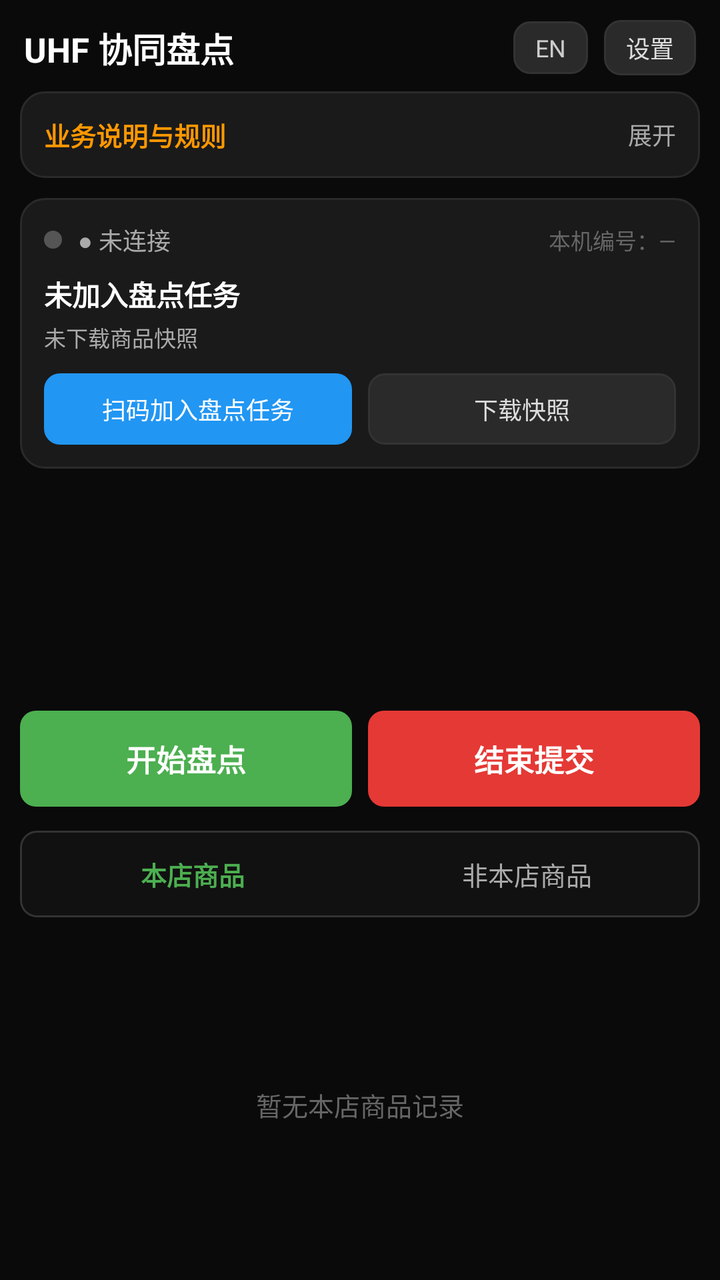
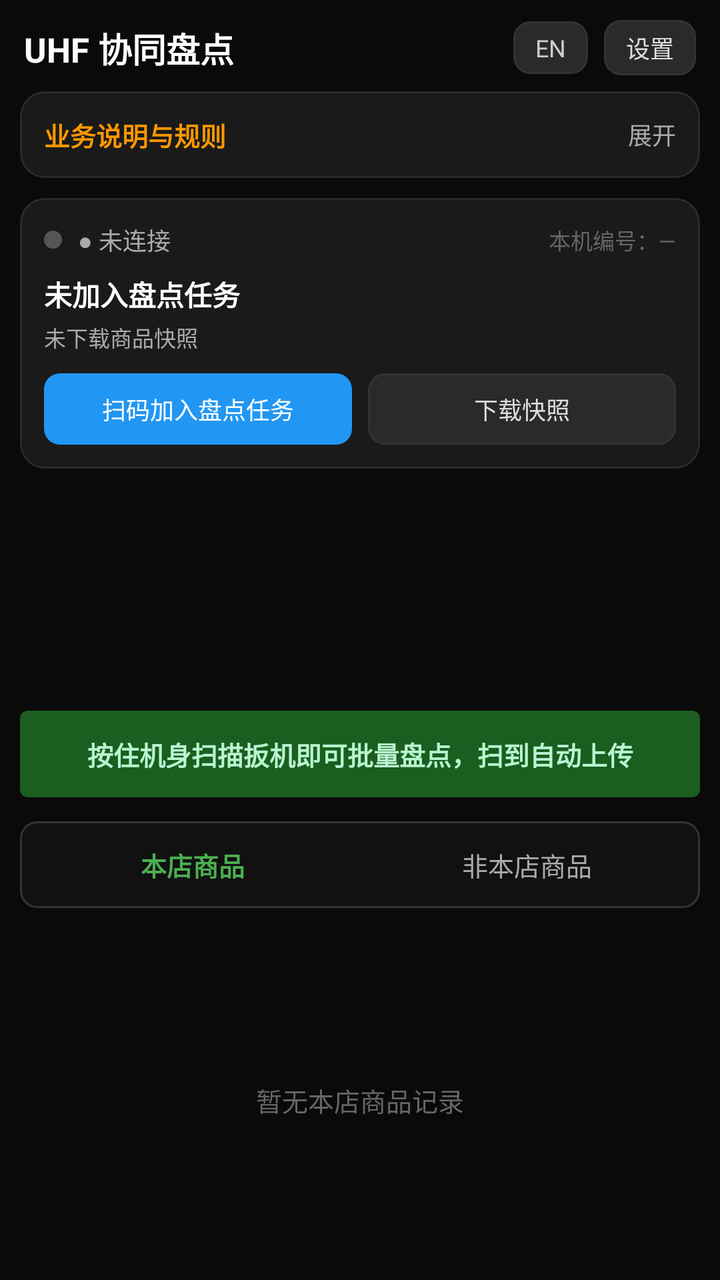

The first picture is an Android layout as it rendered before a commit; the second is the same layout after the commit. The layout source and the unified diff follow.
<!-- AndroidManifest.xml: application theme Theme.Rfid -->
<!-- res/layout/activity_main.xml -->
<?xml version="1.0" encoding="utf-8"?>
<LinearLayout xmlns:android="http://schemas.android.com/apk/res/android"
    android:layout_width="match_parent"
    android:layout_height="match_parent"
    android:orientation="vertical"
    android:background="@color/bg"
    android:fitsSystemWindows="true">

    
    <LinearLayout
        android:layout_width="match_parent"
        android:layout_height="wrap_content"
        android:orientation="horizontal"
        android:gravity="center_vertical"
        android:paddingHorizontal="12dp"
        android:paddingTop="10dp"
        android:paddingBottom="8dp">

        <TextView
            android:id="@+id/tvTitle"
            android:layout_width="0dp"
            android:layout_height="wrap_content"
            android:layout_weight="1"
            android:text="@string/app_title"
            android:textColor="@color/text_primary"
            android:textSize="17sp"
            android:textStyle="bold" />

        <TextView
            android:id="@+id/btnLang"
            android:layout_width="wrap_content"
            android:layout_height="wrap_content"
            android:background="@drawable/bg_btn_dark"
            android:paddingHorizontal="11dp"
            android:paddingVertical="5dp"
            android:text="@string/lang_switch"
            android:textColor="#CCCCCC"
            android:textSize="12sp" />

        <TextView
            android:id="@+id/btnSettings"
            android:layout_width="wrap_content"
            android:layout_height="wrap_content"
            android:layout_marginStart="8dp"
            android:background="@drawable/bg_btn_dark"
            android:paddingHorizontal="11dp"
            android:paddingVertical="5dp"
            android:text="@string/btn_settings"
            android:textColor="#DDDDDD"
            android:textSize="12sp" />
    </LinearLayout>

    <LinearLayout
        android:layout_width="match_parent"
        android:layout_height="wrap_content"
        android:orientation="vertical">

        <LinearLayout
            android:layout_width="match_parent"
            android:layout_height="wrap_content"
            android:orientation="vertical"
            android:paddingHorizontal="10dp">

            
            <LinearLayout
                android:id="@+id/rulesCard"
                android:layout_width="match_parent"
                android:layout_height="wrap_content"
                android:orientation="vertical"
                android:background="@drawable/bg_card"
                android:padding="12dp">

                <LinearLayout
                    android:id="@+id/rulesHead"
                    android:layout_width="match_parent"
                    android:layout_height="wrap_content"
                    android:orientation="horizontal"
                    android:gravity="center_vertical">

                    <TextView
                        android:layout_width="0dp"
                        android:layout_height="wrap_content"
                        android:layout_weight="1"
                        android:text="@string/rules_title"
                        android:textColor="@color/orange"
                        android:textSize="13sp"
                        android:textStyle="bold" />

                    <TextView
                        android:id="@+id/tvRulesToggle"
                        android:layout_width="wrap_content"
                        android:layout_height="wrap_content"
                        android:text="@string/rules_expand"
                        android:textColor="@color/text_secondary"
                        android:textSize="12sp" />
                </LinearLayout>

                <TextView
                    android:id="@+id/tvRulesBody"
                    android:layout_width="match_parent"
                    android:layout_height="wrap_content"
                    android:layout_marginTop="8dp"
                    android:lineSpacingMultiplier="1.35"
                    android:text="@string/rules_body"
                    android:textColor="#B0B0B0"
                    android:textSize="11sp"
                    android:visibility="gone" />
            </LinearLayout>

            
            <LinearLayout
                android:layout_width="match_parent"
                android:layout_height="wrap_content"
                android:orientation="vertical"
                android:background="@drawable/bg_card"
                android:layout_marginTop="10dp"
                android:padding="12dp">

                <LinearLayout
                    android:layout_width="match_parent"
                    android:layout_height="wrap_content"
                    android:orientation="horizontal"
                    android:gravity="center_vertical">

                    <View
                        android:id="@+id/dotNet"
                        android:layout_width="9dp"
                        android:layout_height="9dp"
                        android:background="@drawable/dot_gray" />

                    <TextView
                        android:id="@+id/tvNet"
                        android:layout_width="0dp"
                        android:layout_height="wrap_content"
                        android:layout_weight="1"
                        android:layout_marginStart="8dp"
                        android:text="@string/net_offline"
                        android:textColor="@color/text_secondary"
                        android:textSize="12sp" />

                    <TextView
                        android:id="@+id/tvDeviceNo"
                        android:layout_width="wrap_content"
                        android:layout_height="wrap_content"
                        android:text="@string/device_none"
                        android:textColor="@color/text_hint"
                        android:textSize="11sp" />
                </LinearLayout>

                <TextView
                    android:id="@+id/tvTask"
                    android:layout_width="wrap_content"
                    android:layout_height="wrap_content"
                    android:layout_marginTop="8dp"
                    android:text="@string/task_none"
                    android:textColor="@color/text_primary"
                    android:textSize="14sp"
                    android:textStyle="bold" />

                <TextView
                    android:id="@+id/tvSnapshot"
                    android:layout_width="wrap_content"
                    android:layout_height="wrap_content"
                    android:layout_marginTop="3dp"
                    android:text="@string/snapshot_none"
                    android:textColor="@color/text_secondary"
                    android:textSize="11sp" />

                <LinearLayout
                    android:layout_width="match_parent"
                    android:layout_height="wrap_content"
                    android:orientation="horizontal"
                    android:layout_marginTop="10dp">

                    <TextView
                        android:id="@+id/btnJoin"
                        android:layout_width="0dp"
                        android:layout_height="wrap_content"
                        android:layout_weight="1"
                        android:background="@drawable/bg_btn_blue"
                        android:gravity="center"
                        android:paddingVertical="9dp"
                        android:text="@string/btn_scan_join"
                        android:textColor="#FFFFFF"
                        android:textSize="12sp" />

                    <TextView
                        android:id="@+id/btnDownload"
                        android:layout_width="0dp"
                        android:layout_height="wrap_content"
                        android:layout_weight="1"
                        android:layout_marginStart="8dp"
                        android:background="@drawable/bg_btn_dark"
                        android:gravity="center"
                        android:paddingVertical="9dp"
                        android:text="@string/btn_download"
                        android:textColor="#DDDDDD"
                        android:textSize="12sp" />
                </LinearLayout>
            </LinearLayout>

            
            <TextView
                android:id="@+id/tvHvAlert"
                android:layout_width="match_parent"
                android:layout_height="wrap_content"
                android:layout_marginTop="10dp"
                android:background="@drawable/badge_orange"
                android:gravity="center"
                android:paddingVertical="9dp"
                android:textColor="#FFE0B2"
                android:textSize="12sp"
                android:textStyle="bold"
                android:visibility="gone" />

            
            <LinearLayout
                android:layout_width="match_parent"
                android:layout_height="wrap_content"
                android:orientation="horizontal"
                android:layout_marginTop="10dp"
                android:weightSum="4">

                <LinearLayout style="@style/HomeStat">
                    <TextView android:id="@+id/statSelf" style="@style/HomeStatNum" android:textColor="@color/green" />
                    <TextView style="@style/HomeStatLabel" android:text="@string/stat_self" />
                </LinearLayout>
                <LinearLayout style="@style/HomeStat">
                    <TextView android:id="@+id/statAbnormal" style="@style/HomeStatNum" android:textColor="@color/red" />
                    <TextView style="@style/HomeStatLabel" android:text="@string/stat_abnormal" />
                </LinearLayout>
                <LinearLayout style="@style/HomeStat">
                    <TextView android:id="@+id/statGlobal" style="@style/HomeStatNum" android:textColor="@color/blue" />
                    <TextView style="@style/HomeStatLabel" android:text="@string/stat_global" />
                </LinearLayout>
                <LinearLayout style="@style/HomeStat">
                    <TextView android:id="@+id/statBook" style="@style/HomeStatNum" android:textColor="@color/text_primary" />
                    <TextView style="@style/HomeStatLabel" android:text="@string/stat_book" />
                </LinearLayout>
            </LinearLayout>

            
            <LinearLayout
                android:layout_width="match_parent"
                android:layout_height="wrap_content"
                android:orientation="horizontal"
                android:layout_marginTop="10dp">

                <TextView
                    android:id="@+id/btnStart"
                    android:layout_width="0dp"
                    android:layout_height="wrap_content"
                    android:layout_weight="1"
                    android:background="@drawable/bg_btn_green"
                    android:gravity="center"
                    android:paddingVertical="13dp"
                    android:text="@string/btn_start"
                    android:textColor="#FFFFFF"
                    android:textSize="15sp"
                    android:textStyle="bold" />

                <TextView
                    android:id="@+id/btnPause"
                    android:layout_width="0dp"
                    android:layout_height="wrap_content"
                    android:layout_weight="1"
                    android:layout_marginStart="8dp"
                    android:background="@drawable/bg_btn_dark"
                    android:gravity="center"
                    android:paddingVertical="13dp"
                    android:text="@string/btn_pause"
                    android:textColor="#AAAAAA"
                    android:textSize="15sp"
                    android:visibility="gone" />

                <TextView
                    android:id="@+id/btnResume"
                    android:layout_width="0dp"
                    android:layout_height="wrap_content"
                    android:layout_weight="1"
                    android:layout_marginStart="8dp"
                    android:background="@drawable/bg_btn_blue"
                    android:gravity="center"
                    android:paddingVertical="13dp"
                    android:text="@string/btn_resume"
                    android:textColor="#FFFFFF"
                    android:textSize="15sp"
                    android:visibility="gone" />

                <TextView
                    android:id="@+id/btnFinish"
                    android:layout_width="0dp"
                    android:layout_height="wrap_content"
                    android:layout_weight="1"
                    android:layout_marginStart="8dp"
                    android:background="@drawable/bg_btn_red"
                    android:gravity="center"
                    android:paddingVertical="13dp"
                    android:text="@string/btn_finish"
                    android:textColor="#FFFFFF"
                    android:textSize="15sp"
                    android:textStyle="bold" />
            </LinearLayout>

            
            <LinearLayout
                android:layout_width="match_parent"
                android:layout_height="wrap_content"
                android:orientation="horizontal"
                android:layout_marginTop="12dp"
                android:background="@drawable/bg_input"
                android:padding="3dp">

                <TextView
                    android:id="@+id/tabStore"
                    android:layout_width="0dp"
                    android:layout_height="wrap_content"
                    android:layout_weight="1"
                    android:gravity="center"
                    android:paddingVertical="9dp"
                    android:text="@string/tab_store"
                    android:textColor="@color/green"
                    android:textSize="13sp"
                    android:textStyle="bold" />

                <TextView
                    android:id="@+id/tabAbnormal"
                    android:layout_width="0dp"
                    android:layout_height="wrap_content"
                    android:layout_weight="1"
                    android:gravity="center"
                    android:paddingVertical="9dp"
                    android:text="@string/tab_abnormal"
                    android:textColor="@color/text_secondary"
                    android:textSize="13sp" />
            </LinearLayout>
        </LinearLayout>
    </LinearLayout>

    
    <FrameLayout
        android:layout_width="match_parent"
        android:layout_height="0dp"
        android:layout_weight="1"
        android:layout_marginTop="6dp">

        <androidx.recyclerview.widget.RecyclerView
            android:id="@+id/rvScan"
            android:layout_width="match_parent"
            android:layout_height="match_parent"
            android:clipToPadding="false"
            android:paddingHorizontal="10dp"
            android:paddingBottom="10dp"
            android:scrollbars="vertical" />

        <TextView
            android:id="@+id/tvEmpty"
            android:layout_width="wrap_content"
            android:layout_height="wrap_content"
            android:layout_gravity="center"
            android:text="@string/empty_store"
            android:textColor="@color/text_hint"
            android:textSize="13sp" />
    </FrameLayout>
</LinearLayout>
<!-- resources referenced by this layout -->
<resources>
  <color name="bg">#0A0A0A</color>
  <color name="blue">#2196F3</color>
  <color name="green">#4CAF50</color>
  <color name="orange">#FF9800</color>
  <color name="red">#E53935</color>
  <color name="text_hint">#666666</color>
  <color name="text_primary">#FFFFFF</color>
  <color name="text_secondary">#AAAAAA</color>
  <!-- drawable badge_orange (drawable) -->
  <?xml version="1.0" encoding="utf-8"?>
  <shape xmlns:android="http://schemas.android.com/apk/res/android" android:shape="rectangle">
      <solid android:color="#7A4F01" />
      <corners android:radius="4dp" />
  </shape>
  <!-- drawable bg_btn_blue (drawable) -->
  <?xml version="1.0" encoding="utf-8"?>
  <shape xmlns:android="http://schemas.android.com/apk/res/android" android:shape="rectangle">
      <solid android:color="@color/blue" />
      <corners android:radius="8dp" />
  </shape>
  <!-- drawable bg_btn_green (drawable) -->
  <?xml version="1.0" encoding="utf-8"?>
  <shape xmlns:android="http://schemas.android.com/apk/res/android" android:shape="rectangle">
      <solid android:color="@color/green" />
      <corners android:radius="8dp" />
  </shape>
  <!-- drawable bg_btn_red (drawable) -->
  <?xml version="1.0" encoding="utf-8"?>
  <shape xmlns:android="http://schemas.android.com/apk/res/android" android:shape="rectangle">
      <solid android:color="@color/red" />
      <corners android:radius="8dp" />
  </shape>
  <!-- drawable dot_gray (drawable) -->
  <?xml version="1.0" encoding="utf-8"?>
  <shape xmlns:android="http://schemas.android.com/apk/res/android" android:shape="oval">
      <solid android:color="#555555" />
      <size android:width="10dp" android:height="10dp" />
  </shape>
  <string name="app_title">UHF 协同盘点</string>
  <string name="btn_download">下载快照</string>
  <string name="btn_finish">结束提交</string>
  <string name="btn_pause">暂停</string>
  <string name="btn_resume">继续</string>
  <string name="btn_scan_join">扫码加入盘点任务</string>
  <string name="btn_settings">设置</string>
  <string name="btn_start">开始盘点</string>
  <string name="device_none">本机编号：—</string>
  <string name="empty_store">暂无本店商品记录</string>
  <string name="lang_switch">EN</string>
  <string name="net_offline">● 未连接</string>
  <string name="rules_body">一、任务与设备\n1. 盘点任务由主管在系统里开启，手持机才能开始盘点；没开启时【开始盘点】按钮不可点。\n2. 盘点期间，本店销售暂停，商品不能买卖、不能出入库。\n3. 点【结束提交】后，本机扫到的数据上交给系统统一核对。\n4. 任务开始时系统给每台设备编临时号（如1号、2号），任务结束释放。\n\n二、多台设备协同\n5. 手持机按设定间隔自动获取“其他设备已扫到的商品”并更新屏幕。\n6. 每次只取新增的，不重复取，省流量。\n7. 只有一台设备时不取别人数据，高价值提醒只按本机算。\n8. 多台设备时合成一张完整盘点表。\n9. 断网不影响使用，网络恢复后自动补齐。\n10. 网络正常看到全局；断网只显示本机，提醒按本机算。\n11-13. 断网数据先存本机，恢复后自动补传；非本店商品照样标红。\n\n三、商品核对\n14. 开始前下载本店全部商品清单到本地，扫描时立刻比对。\n15. 扫到非本店商品标红，挑出单独存放，结束后统一处理。\n16. 高价值商品没扫到会一直置顶提醒，重点寻找。\n\n四、数据与结果\n17. 能传就传，传不了先存，恢复后自动补传。\n18. 同一件商品重复扫只记一次。\n19. 排序：异常 &gt; 未扫高价值 &gt; 已扫高价值 &gt; 普通 &gt; 其他设备扫的。\n20. 手持机只负责扫描、核对、上传，差异结果由后台计算。\n21. 全部设备合并去重，主管核对确认后才解除销售暂停。</string>
  <string name="rules_expand">展开</string>
  <string name="rules_title">业务说明与规则</string>
  <string name="snapshot_none">未下载商品快照</string>
  <string name="stat_abnormal">非本店</string>
  <string name="stat_book">账面</string>
  <string name="stat_global">全局已扫</string>
  <string name="stat_self">本机已扫</string>
  <string name="tab_abnormal">非本店商品</string>
  <string name="tab_store">本店商品</string>
  <string name="task_none">未加入盘点任务</string>
  <style name="HomeStatLabel">
          <item name="android:layout_width">wrap_content</item>
          <item name="android:layout_height">wrap_content</item>
          <item name="android:textColor">@color/text_secondary</item>
          <item name="android:textSize">10sp</item>
      </style>
  <color name="input_stroke">#333333</color>
  <color name="card">#1A1A1A</color>
  <color name="stroke">#2A2A2A</color>
  <color name="input_bg">#111111</color>
  <color name="green_dark">#2E7D32</color>
  <!-- unchanged entries left out for length: 8 -->
</resources>

<!-- the commit's change to res/layout/activity_main.xml (unified diff, before → after) -->
@@ -240,67 +240,18 @@
             </LinearLayout>
 
             
-            <LinearLayout
-                android:layout_width="match_parent"
-                android:layout_height="wrap_content"
-                android:orientation="horizontal"
-                android:layout_marginTop="10dp">
-
-                <TextView
-                    android:id="@+id/btnStart"
-                    android:layout_width="0dp"
-                    android:layout_height="wrap_content"
-                    android:layout_weight="1"
-                    android:background="@drawable/bg_btn_green"
-                    android:gravity="center"
-                    android:paddingVertical="13dp"
-                    android:text="@string/btn_start"
-                    android:textColor="#FFFFFF"
-                    android:textSize="15sp"
-                    android:textStyle="bold" />
-
-                <TextView
-                    android:id="@+id/btnPause"
-                    android:layout_width="0dp"
-                    android:layout_height="wrap_content"
-                    android:layout_weight="1"
-                    android:layout_marginStart="8dp"
-                    android:background="@drawable/bg_btn_dark"
-                    android:gravity="center"
-                    android:paddingVertical="13dp"
-                    android:text="@string/btn_pause"
-                    android:textColor="#AAAAAA"
-                    android:textSize="15sp"
-                    android:visibility="gone" />
-
-                <TextView
-                    android:id="@+id/btnResume"
-                    android:layout_width="0dp"
-                    android:layout_height="wrap_content"
-                    android:layout_weight="1"
-                    android:layout_marginStart="8dp"
-                    android:background="@drawable/bg_btn_blue"
-                    android:gravity="center"
-                    android:paddingVertical="13dp"
-                    android:text="@string/btn_resume"
-                    android:textColor="#FFFFFF"
-                    android:textSize="15sp"
-                    android:visibility="gone" />
-
-                <TextView
-                    android:id="@+id/btnFinish"
-                    android:layout_width="0dp"
-                    android:layout_height="wrap_content"
-                    android:layout_weight="1"
-                    android:layout_marginStart="8dp"
-                    android:background="@drawable/bg_btn_red"
-                    android:gravity="center"
-                    android:paddingVertical="13dp"
-                    android:text="@string/btn_finish"
-                    android:textColor="#FFFFFF"
-                    android:textSize="15sp"
-                    android:textStyle="bold" />
-            </LinearLayout>
+            <TextView
+                android:id="@+id/tvTriggerHint"
+                android:layout_width="match_parent"
+                android:layout_height="wrap_content"
+                android:layout_marginTop="10dp"
+                android:background="@drawable/badge_green"
+                android:gravity="center"
+                android:paddingVertical="12dp"
+                android:text="@string/trigger_hint"
+                android:textColor="#B9F5D0"
+                android:textSize="13sp"
+                android:textStyle="bold" />
 
             
             <LinearLayout
<!-- resource entries referenced after the edit -->
@@ -8,6 +8,12 @@
   <color name="text_hint">#666666</color>
   <color name="text_primary">#FFFFFF</color>
   <color name="text_secondary">#AAAAAA</color>
+  <!-- drawable badge_green (drawable) -->
+  <?xml version="1.0" encoding="utf-8"?>
+  <shape xmlns:android="http://schemas.android.com/apk/res/android" android:shape="rectangle">
+      <solid android:color="#1B5E20" />
+      <corners android:radius="4dp" />
+  </shape>
   <!-- drawable badge_orange (drawable) -->
   <?xml version="1.0" encoding="utf-8"?>
   <shape xmlns:android="http://schemas.android.com/apk/res/android" android:shape="rectangle">
@@ -20,18 +26,6 @@
       <solid android:color="@color/blue" />
       <corners android:radius="8dp" />
   </shape>
-  <!-- drawable bg_btn_green (drawable) -->
-  <?xml version="1.0" encoding="utf-8"?>
-  <shape xmlns:android="http://schemas.android.com/apk/res/android" android:shape="rectangle">
-      <solid android:color="@color/green" />
-      <corners android:radius="8dp" />
-  </shape>
-  <!-- drawable bg_btn_red (drawable) -->
-  <?xml version="1.0" encoding="utf-8"?>
-  <shape xmlns:android="http://schemas.android.com/apk/res/android" android:shape="rectangle">
-      <solid android:color="@color/red" />
-      <corners android:radius="8dp" />
-  </shape>
   <!-- drawable dot_gray (drawable) -->
   <?xml version="1.0" encoding="utf-8"?>
   <shape xmlns:android="http://schemas.android.com/apk/res/android" android:shape="oval">
@@ -40,17 +34,13 @@
   </shape>
   <string name="app_title">UHF 协同盘点</string>
   <string name="btn_download">下载快照</string>
-  <string name="btn_finish">结束提交</string>
-  <string name="btn_pause">暂停</string>
-  <string name="btn_resume">继续</string>
   <string name="btn_scan_join">扫码加入盘点任务</string>
   <string name="btn_settings">设置</string>
-  <string name="btn_start">开始盘点</string>
   <string name="device_none">本机编号：—</string>
   <string name="empty_store">暂无本店商品记录</string>
   <string name="lang_switch">EN</string>
   <string name="net_offline">● 未连接</string>
-  <string name="rules_body">一、任务与设备\n1. 盘点任务由主管在系统里开启，手持机才能开始盘点；没开启时【开始盘点】按钮不可点。\n2. 盘点期间，本店销售暂停，商品不能买卖、不能出入库。\n3. 点【结束提交】后，本机扫到的数据上交给系统统一核对。\n4. 任务开始时系统给每台设备编临时号（如1号、2号），任务结束释放。\n\n二、多台设备协同\n5. 手持机按设定间隔自动获取“其他设备已扫到的商品”并更新屏幕。\n6. 每次只取新增的，不重复取，省流量。\n7. 只有一台设备时不取别人数据，高价值提醒只按本机算。\n8. 多台设备时合成一张完整盘点表。\n9. 断网不影响使用，网络恢复后自动补齐。\n10. 网络正常看到全局；断网只显示本机，提醒按本机算。\n11-13. 断网数据先存本机，恢复后自动补传；非本店商品照样标红。\n\n三、商品核对\n14. 开始前下载本店全部商品清单到本地，扫描时立刻比对。\n15. 扫到非本店商品标红，挑出单独存放，结束后统一处理。\n16. 高价值商品没扫到会一直置顶提醒，重点寻找。\n\n四、数据与结果\n17. 能传就传，传不了先存，恢复后自动补传。\n18. 同一件商品重复扫只记一次。\n19. 排序：异常 &gt; 未扫高价值 &gt; 已扫高价值 &gt; 普通 &gt; 其他设备扫的。\n20. 手持机只负责扫描、核对、上传，差异结果由后台计算。\n21. 全部设备合并去重，主管核对确认后才解除销售暂停。</string>
+  <string name="rules_body">一、任务与设备\n1. 盘点任务由主管在系统里开启，设备扫码加入任务并下载商品快照后才能扫描。\n2. 盘点期间，本店销售暂停，商品不能买卖、不能出入库。\n3. 加入任务后直接按住机身扫描扳机即可批量盘点；没有 UHF 模块的手机点屏幕提示条打开摄像头扫条码，条码即 EPC。扫到的数据自动上传，无需手动开始或结束。\n4. 主管结束任务后设备自动停止扫描和上传；任务开始时系统给每台设备编临时号（如1号、2号），任务结束释放。\n\n二、多台设备协同\n5. 手持机按设定间隔自动获取“其他设备已扫到的商品”并更新屏幕。\n6. 每次只取新增的，不重复取，省流量。\n7. 只有一台设备时不取别人数据，高价值提醒只按本机算。\n8. 多台设备时合成一张完整盘点表。\n9. 断网不影响使用，网络恢复后自动补齐。\n10. 网络正常看到全局；断网只显示本机，提醒按本机算。\n11-13. 断网数据先存本机，恢复后自动补传；非本店商品照样标红。\n\n三、商品核对\n14. 开始前下载本店全部商品清单到本地，扫描时立刻比对。\n15. 扫到非本店商品标红，挑出单独存放，结束后统一处理。\n16. 高价值商品没扫到会一直置顶提醒，重点寻找。\n\n四、数据与结果\n17. 能传就传，传不了先存，恢复后自动补传。\n18. 同一件商品重复扫只记一次。\n19. 排序：异常 &gt; 未扫高价值 &gt; 已扫高价值 &gt; 普通 &gt; 其他设备扫的。\n20. 手持机只负责扫描、核对、上传，差异结果由后台计算。\n21. 全部设备合并去重，主管核对确认后才解除销售暂停。</string>
   <string name="rules_expand">展开</string>
   <string name="rules_title">业务说明与规则</string>
   <string name="snapshot_none">未下载商品快照</string>
@@ -61,6 +51,7 @@
   <string name="tab_abnormal">非本店商品</string>
   <string name="tab_store">本店商品</string>
   <string name="task_none">未加入盘点任务</string>
+  <string name="trigger_hint">按住机身扫描扳机即可批量盘点，扫到自动上传</string>
   <style name="HomeStatLabel">
           <item name="android:layout_width">wrap_content</item>
           <item name="android:layout_height">wrap_content</item>
